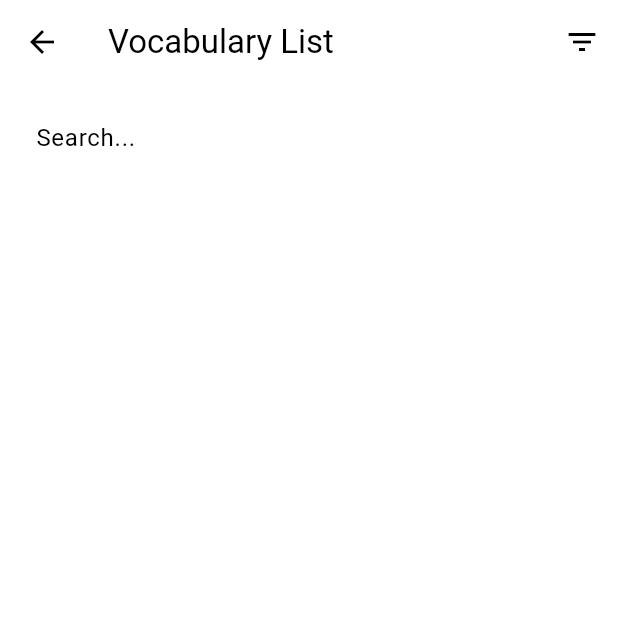
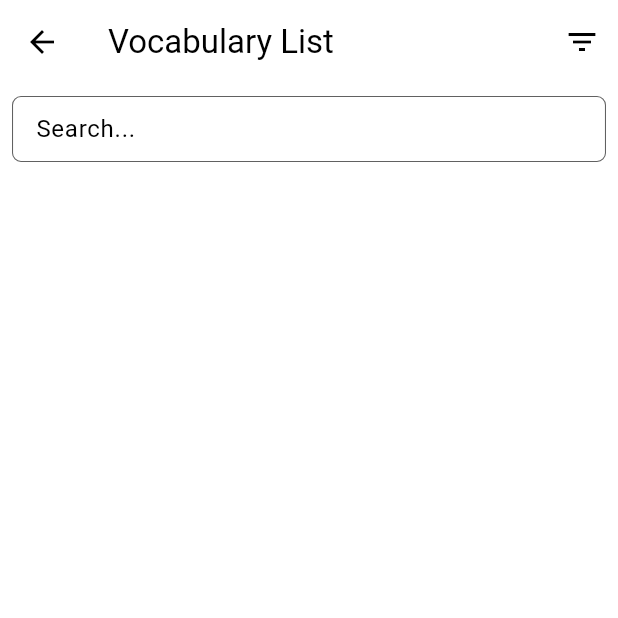
Before and after one commit to Moa1er/LinguaVocab, a Flutter app: the screen it shows after launch, after a tap on "Vocabulary List", on a phone screen of 412 x 824 dp, the top half of it. Run offline on Flutter 3.47's test engine with Material 3 defaults, Android fonts, the phone set to English and light mode, and no system bars; our stand-ins replace permission_handler, syncfusion_flutter_charts; statements that could not run were skipped.

Commit message:
fixing app style and bug

```diff
--- a/lib/main.dart
+++ b/lib/main.dart
@@ -40,6 +40,22 @@ class MyApp extends StatelessWidget {
           secondary: createMaterialColor(const Color(0xFFf5deb3)),
           tertiary: createMaterialColor(const Color(0xFF000000)),
         ),
+        elevatedButtonTheme: ElevatedButtonThemeData(
+          style: ElevatedButton.styleFrom(
+            backgroundColor: createMaterialColor(const Color(0xFF0c483f)),
+            foregroundColor: Colors.white,
+            shape: RoundedRectangleBorder(
+              borderRadius: BorderRadius.circular(6),
+            ),
+            // You can also set: padding, textStyle, minimumSize, etc.
+          ),
+        ),
+        inputDecorationTheme: InputDecorationTheme(
+          labelStyle: const TextStyle(color: Colors.black),
+          enabledBorder: UnderlineInputBorder(
+            borderSide: BorderSide(color: Colors.grey.shade700, width: 0.7),
+          ),
+        ),
       ),
       routes: <String, WidgetBuilder>{
         '/add-vocab-page': (BuildContext context) => AddVocabPage(wordPassed: Word(foreignVersion: "", transVersion: "", tags: {}, description: ""), fromVocabList: false),
--- a/lib/pages/tag_selection_page.dart
+++ b/lib/pages/tag_selection_page.dart
@@ -14,7 +14,7 @@ class TagSelectionPage extends StatefulWidget {
 }
 
 class _TagSelectionPageState extends State<TagSelectionPage> {
-  late final List<String> selectedTags = widget.initialSelectedTags;
+  late List<String> selectedTags = [...widget.initialSelectedTags];
   final VocabListService vocabListService = VocabListService();
 
   @override
--- a/lib/pages/vocab_list_page.dart
+++ b/lib/pages/vocab_list_page.dart
@@ -31,10 +31,6 @@ class _VocabListPageState extends State<VocabListPage> {
 
     bool matchesTags(Word w) {
       if (selectedSet == null || selectedSet.isEmpty) return true;
-      // Choose ONE of these semantics:
-      // A) Any overlap
-      // return w.tags.any((t) => selectedSet.contains(t.toLowerCase()));
-      // B) Word must contain ALL selected tags (subset test)
       return selectedSet.every(
         (neededTag) => w.tags.map((t) => t.toLowerCase()).contains(neededTag),
       );
@@ -62,9 +58,22 @@ class _VocabListPageState extends State<VocabListPage> {
               width: double.infinity, // Set the width to take the entire available space
               child: TextField(
                 onChanged: _updateSearchQuery,
-                decoration: const InputDecoration(
+                decoration: InputDecoration(
                   hintText: 'Search...',
-                  border: OutlineInputBorder(),
+                  isDense: true,
+                  contentPadding: const EdgeInsets.symmetric(horizontal: 12, vertical: 10),
+                  border: OutlineInputBorder(
+                    borderRadius: BorderRadius.circular(6),
+                    borderSide: BorderSide(color: Colors.grey.shade700, width: 0.7),
+                  ),
+                  enabledBorder: OutlineInputBorder(
+                    borderRadius: BorderRadius.circular(6),
+                    borderSide: BorderSide(color: Colors.grey.shade700, width: 0.7),
+                  ),
+                  focusedBorder: OutlineInputBorder(
+                    borderRadius: BorderRadius.circular(6),
+                    borderSide: const BorderSide(color: Colors.black, width: 1),
+                  ),
                 ),
               ),
             ),
```
Also changed, not shown: lib/pages/add_vocab_page.dart (+12 -4 lines).
